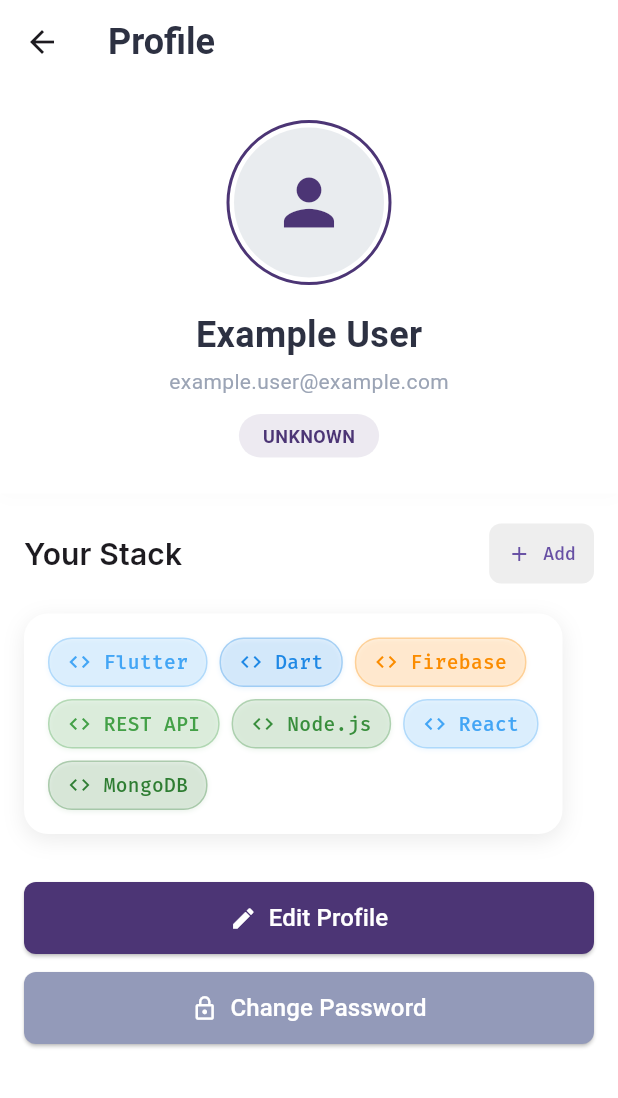
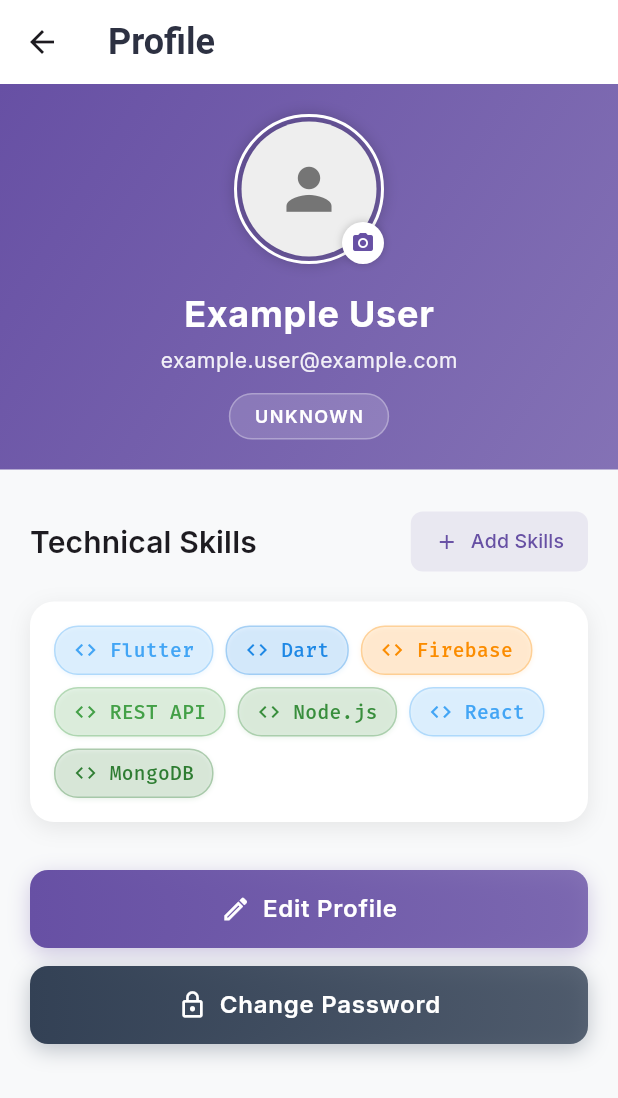
Before and after one commit to flappyBirdBol-anon/code-bolanon-mobile, a Flutter app: the ProfileView screen opened by its route, on a phone screen of 412 x 824 dp. Shown: the top 1098 px of the screen. Run offline on Flutter 3.47's test engine with Material 3 defaults, Android fonts, the phone set to English and light mode, and no system bars; our stand-ins replace animate_do, carousel_slider, dio, flutter_cache_manager, flutter_secure_storage, flutter_svg and 10 more; accounts and stored records are empty.

Commit message:
updated the profile UI and fixed some issues

```diff
--- a/lib/ui/views/profile/profile_view.dart
+++ b/lib/ui/views/profile/profile_view.dart
@@ -1,6 +1,5 @@
 import 'package:animate_do/animate_do.dart';
 import 'package:code_bolanon/ui/common/widgets/custom_app_bar.dart';
-import 'package:code_bolanon/ui/common/widgets/custom_button.dart';
 import 'package:code_bolanon/ui/common/widgets/custom_stack_chip.dart';
 import 'package:flutter/material.dart';
 import 'package:google_fonts/google_fonts.dart';
@@ -17,40 +16,53 @@ class ProfileView extends StackedView<ProfileViewModel> {
     ProfileViewModel viewModel,
     Widget? child,
   ) {
+    final theme = Theme.of(context);
+    final isDark = theme.brightness == Brightness.dark;
+
     return Scaffold(
-      backgroundColor: Colors.white,
-      appBar: const CustomAppBar(
+      backgroundColor:
+          isDark ? const Color(0xFF0F172A) : const Color(0xFFF8F9FA),
+      appBar: CustomAppBar(
         title: 'Profile',
-        backgroundColor: Colors.white,
+        backgroundColor: isDark ? const Color(0xFF1E293B) : Colors.white,
       ),
-      body: SingleChildScrollView(
+      body: RefreshIndicator(
+        color: theme.primaryColor,
+        onRefresh: () async => viewModel.initialised,
+        child: SingleChildScrollView(
+          physics: const AlwaysScrollableScrollPhysics(),
           child: Column(
             children: [
-            _buildProfileHeader(viewModel),
+              _buildProfileHeader(viewModel, theme),
               _buildMainContent(viewModel, context),
             ],
+          ),
         ),
       ),
     );
   }
 
-  Widget _buildProfileHeader(ProfileViewModel viewModel) {
+  Widget _buildProfileHeader(ProfileViewModel viewModel, ThemeData theme) {
+    final isDark = theme.brightness == Brightness.dark;
+
     return FadeInDown(
       duration: const Duration(milliseconds: 800),
       child: Container(
         width: double.infinity,
-        padding: const EdgeInsets.symmetric(vertical: 24),
+        padding: const EdgeInsets.all(20),
         decoration: BoxDecoration(
-          color: Colors.white,
-          boxShadow: [
-            BoxShadow(
-              color: Colors.grey.withOpacity(0.05),
-              spreadRadius: 1,
-              blurRadius: 10,
+          gradient: LinearGradient(
+            begin: Alignment.topLeft,
+            end: Alignment.bottomRight,
+            colors: isDark
+                ? [const Color(0xFF1E293B), const Color(0xFF0F172A)]
+                : [theme.primaryColor, theme.primaryColor.withOpacity(0.8)],
           ),
-          ],
         ),
         child: Column(
+          children: [
+            Stack(
+              alignment: Alignment.center,
               children: [
                 Hero(
                   tag: 'profile_image',
@@ -59,54 +71,96 @@ class ProfileView extends StackedView<ProfileViewModel> {
                     decoration: BoxDecoration(
                       shape: BoxShape.circle,
                       border: Border.all(
-                    color: const Color(0xFF4C3575),
+                        color: Colors.white,
                         width: 2,
                       ),
+                      boxShadow: [
+                        BoxShadow(
+                          color: Colors.black.withOpacity(0.2),
+                          spreadRadius: 0,
+                          blurRadius: 8,
+                        ),
+                      ],
                     ),
                     child: CircleAvatar(
-                  radius: 50,
-                  backgroundColor: const Color(0xFFE9ECEF),
-                  backgroundImage:
-                      viewModel.formattedProfilePictureUrl.isNotEmpty
+                      radius: 45, // Reduced from 60
+                      backgroundColor:
+                          isDark ? Colors.grey[800] : Colors.grey[200],
+                      backgroundImage: viewModel
+                              .formattedProfilePictureUrl.isNotEmpty
                           ? NetworkImage(viewModel.formattedProfilePictureUrl)
                           : null,
                       child: viewModel.formattedProfilePictureUrl.isEmpty
-                      ? const Icon(Icons.person,
-                          size: 50, color: Color(0xFF4C3575))
+                          ? Icon(Icons.person,
+                              size: 45,
+                              color:
+                                  isDark ? Colors.grey[400] : Colors.grey[600])
                           : null,
                     ),
                   ),
                 ),
+                Positioned(
+                  bottom: 0,
+                  right: 0,
+                  child: Container(
+                    padding: const EdgeInsets.all(6),
+                    decoration: BoxDecoration(
+                      color: Colors.white,
+                      shape: BoxShape.circle,
+                      boxShadow: [
+                        BoxShadow(
+                          color: Colors.black.withOpacity(0.2),
+                          spreadRadius: 0,
+                          blurRadius: 4,
+                        ),
+                      ],
+                    ),
+                    child: Icon(
+                      Icons.camera_alt,
+                      size: 16,
+                      color: theme.primaryColor,
+                    ),
+                  ),
+                ),
+              ],
+            ),
             const SizedBox(height: 16),
             Text(
               '${viewModel.firstName} ${viewModel.lastName}',
-              style: const TextStyle(
+              style: GoogleFonts.inter(
                 fontSize: 24,
                 fontWeight: FontWeight.bold,
-                color: Color(0xFF2D3142),
+                color: Colors.white,
+                letterSpacing: 0.5,
               ),
             ),
             const SizedBox(height: 4),
             Text(
               viewModel.email,
-              style: const TextStyle(
+              style: GoogleFonts.inter(
                 fontSize: 14,
-                color: Color(0xFF9BA4B5),
+                color: Colors.white.withOpacity(0.9),
+                letterSpacing: 0.3,
               ),
             ),
             const SizedBox(height: 12),
             Container(
               padding: const EdgeInsets.symmetric(horizontal: 16, vertical: 6),
               decoration: BoxDecoration(
-                color: const Color(0xFF4C3575).withOpacity(0.1),
+                color: Colors.white.withOpacity(0.15),
                 borderRadius: BorderRadius.circular(20),
+                border: Border.all(
+                  color: Colors.white.withOpacity(0.3),
+                  width: 1,
+                ),
               ),
               child: Text(
                 viewModel.role.toUpperCase(),
-                style: const TextStyle(
+                style: GoogleFonts.inter(
                   fontSize: 12,
-                  color: Color(0xFF4C3575),
+                  color: Colors.white,
                   fontWeight: FontWeight.w600,
+                  letterSpacing: 1,
                 ),
               ),
             ),
@@ -118,17 +172,18 @@ class ProfileView extends StackedView<ProfileViewModel> {
 
   Widget _buildMainContent(ProfileViewModel viewModel, BuildContext context) {
     return Padding(
-      padding: const EdgeInsets.all(16.0),
+      padding: const EdgeInsets.symmetric(horizontal: 20, vertical: 24),
       child: Column(
         crossAxisAlignment: CrossAxisAlignment.start,
         children: [
           _buildTechStackSection(viewModel, context),
           if (viewModel.role == 'trainer') ...[
-            const SizedBox(height: 24),
-            _buildProfessionalDetails(viewModel),
+            const SizedBox(height: 32),
+            _buildProfessionalDetails(viewModel, context),
           ],
           const SizedBox(height: 32),
           _buildActionButtons(context, viewModel),
+          const SizedBox(height: 24),
         ],
       ),
     );
@@ -170,7 +225,7 @@ class ProfileView extends StackedView<ProfileViewModel> {
           mainAxisAlignment: MainAxisAlignment.spaceBetween,
           children: [
             Text(
-              "Your Stack",
+              "Technical Skills",
               style: GoogleFonts.inter(
                 fontSize: 20,
                 fontWeight: FontWeight.w600,
@@ -180,27 +235,36 @@ class ProfileView extends StackedView<ProfileViewModel> {
             TextButton.icon(
               onPressed: () =>
                   _showUpdateModal(context, 'Manage Tech Stack', viewModel),
-              icon: const Icon(Icons.add, size: 16),
+              icon: Icon(
+                Icons.add,
+                size: 16,
+                color: theme.primaryColor,
+              ),
               label: Text(
-                "Add",
-                style: GoogleFonts.firaCode(
-                  fontSize: 12,
+                "Add Skills",
+                style: GoogleFonts.inter(
+                  fontSize: 13,
                   fontWeight: FontWeight.w500,
+                  color: theme.primaryColor,
                 ),
               ),
               style: TextButton.styleFrom(
-                backgroundColor: isDark ? Colors.grey[800] : Colors.grey[200],
+                backgroundColor: isDark
+                    ? theme.primaryColor.withOpacity(0.1)
+                    : theme.primaryColor.withOpacity(0.1),
                 shape: RoundedRectangleBorder(
                   borderRadius: BorderRadius.circular(8),
                 ),
                 padding:
-                    const EdgeInsets.symmetric(horizontal: 12, vertical: 6),
+                    const EdgeInsets.symmetric(horizontal: 16, vertical: 8),
               ),
             ),
           ],
         ),
         const SizedBox(height: 16),
         Container(
+          width: double.infinity,
+          padding: const EdgeInsets.all(16),
           decoration: BoxDecoration(
             color: cardColor,
             borderRadius: BorderRadius.circular(16),
@@ -209,13 +273,26 @@ class ProfileView extends StackedView<ProfileViewModel> {
                 color: Colors.black.withOpacity(0.08),
                 offset: const Offset(0, 4),
                 blurRadius: 12,
-                spreadRadius: 0,
               ),
             ],
           ),
-          child: Padding(
-            padding: const EdgeInsets.all(16),
-            child: _buildTechStacks(viewModel, theme),
+          child: Wrap(
+            spacing: 8,
+            runSpacing: 8,
+            children: viewModel.techStacks.map((tech) {
+              return CustomStackChip(
+                label: tech,
+                selected: true,
+                isDark: isDark,
+                icon: Icons.code,
+                color: viewModel.getTechColor(tech, theme),
+                textStyle: GoogleFonts.firaCode(
+                  fontSize: 13,
+                  fontWeight: FontWeight.w500,
+                ),
+                onTap: () {},
+              );
+            }).toList(),
           ),
         ),
       ],
@@ -245,27 +322,36 @@ class ProfileView extends StackedView<ProfileViewModel> {
     );
   }
 
-  Widget _buildProfessionalDetails(ProfileViewModel viewModel) {
+  Widget _buildProfessionalDetails(
+      ProfileViewModel viewModel, BuildContext context) {
     return Container(
-      padding: const EdgeInsets.all(16),
+      padding: const EdgeInsets.all(20),
       decoration: BoxDecoration(
-        color: const Color(0xFFF8F9FA),
-        borderRadius: BorderRadius.circular(12),
+        color: Theme.of(context).brightness == Brightness.dark
+            ? const Color(0xFF1E293B)
+            : Colors.white,
+        borderRadius: BorderRadius.circular(16),
+        boxShadow: [
+          BoxShadow(
+            color: Colors.black.withOpacity(0.08),
+            offset: const Offset(0, 4),
+            blurRadius: 12,
+          ),
+        ],
       ),
       child: Column(
         crossAxisAlignment: CrossAxisAlignment.start,
         children: [
-          const Text(
+          Text(
             'Professional Details',
-            style: TextStyle(
+            style: GoogleFonts.inter(
               fontSize: 18,
-              fontWeight: FontWeight.bold,
-              color: Color(0xFF2D3142),
+              fontWeight: FontWeight.w600,
             ),
           ),
+          const SizedBox(height: 20),
+          _buildDetailRow('Specialization', viewModel.specialization),
           const SizedBox(height: 16),
-          _buildDetailRow('Specialization', viewModel.specialization),
-          const SizedBox(height: 8),
           _buildDetailRow('Organization', viewModel.organization),
         ],
       ),
@@ -278,16 +364,15 @@ class ProfileView extends StackedView<ProfileViewModel> {
       children: [
         Text(
           label,
-          style: const TextStyle(
+          style: GoogleFonts.inter(
             fontSize: 14,
-            color: Color(0xFF9BA4B5),
+            color: Colors.grey[600],
           ),
         ),
         Text(
           value,
-          style: const TextStyle(
+          style: GoogleFonts.inter(
             fontSize: 14,
-            color: Color(0xFF2D3142),
             fontWeight: FontWeight.w500,
           ),
         ),
@@ -296,28 +381,82 @@ class ProfileView extends StackedView<ProfileViewModel> {
   }
 
   Widget _buildActionButtons(BuildContext context, ProfileViewModel viewModel) {
+    final isDark = Theme.of(context).brightness == Brightness.dark;
+    final theme = Theme.of(context);
+
     return Column(
       children: [
-        CustomButton(
-          text: 'Edit Profile',
-          icon: Icons.edit,
-          onPressed: () async {
-            viewModel.showEditProfileModal(context);
-          },
-          backgroundColor: const Color(0xFF4C3575),
-          width: double.infinity,
-          height: 48,
+        _buildActionButton(
+          'Edit Profile',
+          Icons.edit_outlined,
+          () => viewModel.showEditProfileModal(context),
+          theme.primaryColor,
+          isDark,
         ),
         const SizedBox(height: 12),
-        CustomButton(
-          text: 'Change Password',
-          icon: Icons.lock_outline,
-          onPressed: () => viewModel.showChangePasswordModal(context),
-          backgroundColor: const Color.fromARGB(255, 147, 154, 185),
-          width: double.infinity,
-          height: 48,
+        _buildActionButton(
+          'Change Password',
+          Icons.lock_outline,
+          () => viewModel.showChangePasswordModal(context),
+          isDark ? const Color(0xFF64748B) : const Color(0xFF334155),
+          isDark,
         ),
       ],
+    );
+  }
+
+  Widget _buildActionButton(String text, IconData icon, VoidCallback onPressed,
+      Color color, bool isDark) {
+    return Container(
+      width: double.infinity,
+      height: 52,
+      decoration: BoxDecoration(
+        gradient: LinearGradient(
+          begin: Alignment.centerLeft,
+          end: Alignment.centerRight,
+          colors: [
+            color,
+            color.withOpacity(0.8),
+          ],
+        ),
+        borderRadius: BorderRadius.circular(12),
+        boxShadow: [
+          BoxShadow(
+            color: color.withOpacity(0.3),
+            offset: const Offset(0, 4),
+            blurRadius: 12,
+          ),
+        ],
+      ),
+      child: Material(
+        color: Colors.transparent,
+        child: InkWell(
+          onTap: onPressed,
+          borderRadius: BorderRadius.circular(12),
+          child: Center(
+            child: Row(
+              mainAxisAlignment: MainAxisAlignment.center,
+              children: [
+                Icon(
+                  icon,
+                  color: isDark ? color.withOpacity(0.9) : Colors.white,
+                  size: 20,
+                ),
+                const SizedBox(width: 8),
+                Text(
+                  text,
+                  style: GoogleFonts.inter(
+                    color: isDark ? color.withOpacity(0.9) : Colors.white,
+                    fontSize: 16,
+                    fontWeight: FontWeight.w600,
+                    letterSpacing: 0.5,
+                  ),
+                ),
+              ],
+            ),
+          ),
+        ),
+      ),
     );
   }
 
```
Lines whose indentation alone changed are shown as unchanged.
